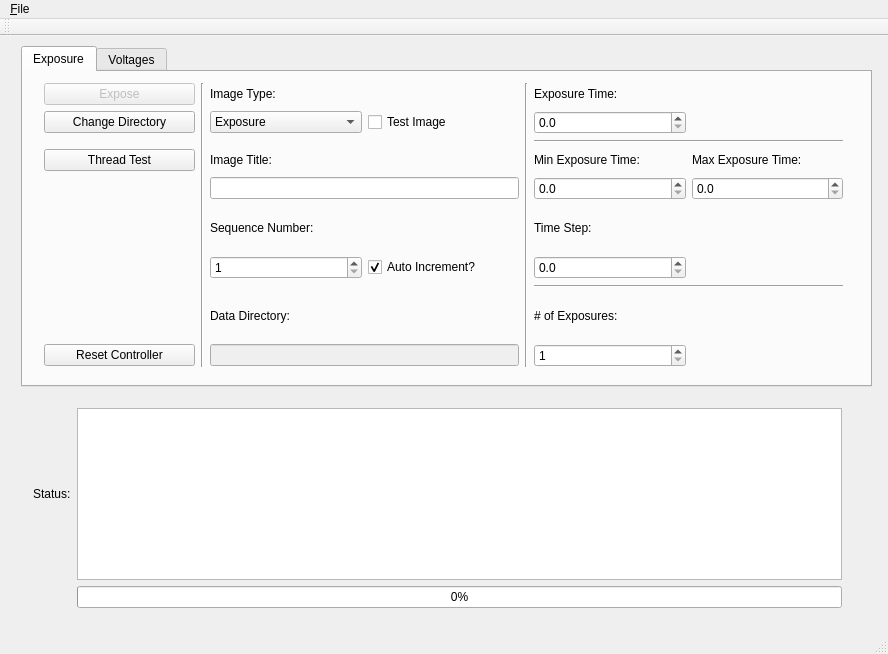
The window that ccdcontroller.ui (Snyder005/ccdcontroller) describes before a commit, drawn with Qt 5.
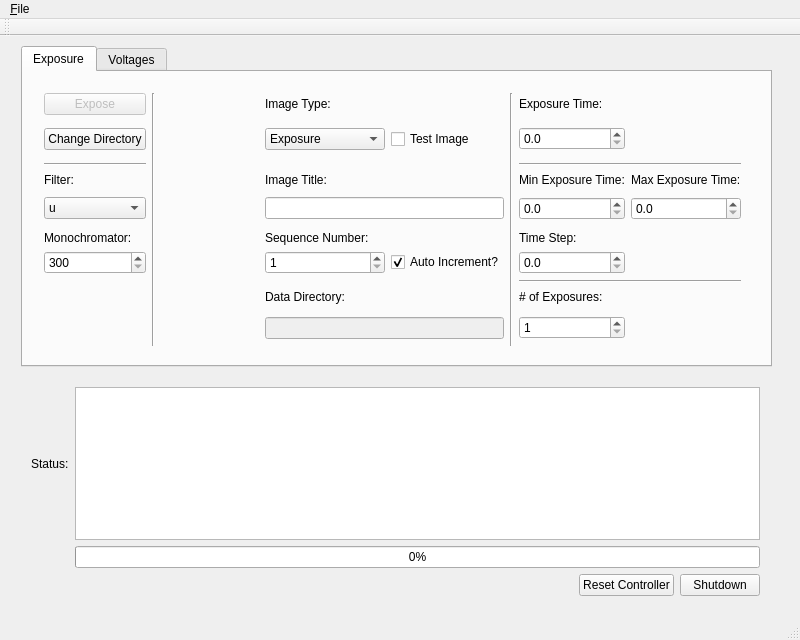
The same window after the commit.

Commit message: Updated GUI with filter options.

What changed in the file:
```diff
--- a/ccdcontroller.ui
+++ b/ccdcontroller.ui
@@ -6,8 +6,8 @@
    <rect>
     <x>0</x>
     <y>0</y>
-    <width>888</width>
-    <height>654</height>
+    <width>800</width>
+    <height>640</height>
    </rect>
   </property>
   <property name="windowTitle">
@@ -19,8 +19,8 @@
      <rect>
       <x>21</x>
       <y>10</y>
-      <width>851</width>
-      <height>341</height>
+      <width>751</width>
+      <height>321</height>
      </rect>
     </property>
     <property name="currentIndex">
@@ -34,39 +34,33 @@
       <property name="geometry">
        <rect>
         <x>10</x>
-        <y>0</y>
-        <width>821</width>
-        <height>306</height>
+        <y>10</y>
+        <width>719</width>
+        <height>275</height>
        </rect>
       </property>
       <layout class="QGridLayout" name="gridLayout">
-       <item row="1" column="5">
-        <widget class="QDoubleSpinBox" name="exptimeSpinBox">
+       <item row="10" column="3">
+        <widget class="QLabel" name="imfilenameLabel">
+         <property name="text">
+          <string>Data Directory:</string>
+         </property>
+        </widget>
+       </item>
+       <item row="11" column="3" rowspan="2" colspan="2">
+        <widget class="QLineEdit" name="imfilenameLineEdit">
          <property name="enabled">
-          <bool>true</bool>
-         </property>
-         <property name="readOnly">
           <bool>false</bool>
          </property>
-         <property name="decimals">
-          <number>1</number>
+         <property name="readOnly">
+          <bool>true</bool>
          </property>
-         <property name="maximum">
-          <double>100000.000000000000000</double>
-         </property>
-         <property name="singleStep">
-          <double>0.500000000000000</double>
-         </property>
         </widget>
        </item>
-       <item row="5" column="2">
-        <widget class="QLabel" name="imnumLabel">
-         <property name="text">
-          <string>Sequence Number:</string>
-         </property>
-        </widget>
+       <item row="5" column="3" rowspan="2" colspan="2">
+        <widget class="QLineEdit" name="imtitleLineEdit"/>
        </item>
-       <item row="1" column="2">
+       <item row="1" column="3" rowspan="2">
         <widget class="QComboBox" name="exptypeComboBox">
          <item>
           <property name="text">
@@ -110,77 +104,205 @@
          </item>
         </widget>
        </item>
-       <item row="3" column="5">
+       <item row="1" column="4" rowspan="2">
+        <widget class="QCheckBox" name="testimCheckBox">
+         <property name="text">
+          <string>Test Image</string>
+         </property>
+        </widget>
+       </item>
+       <item row="1" column="6" rowspan="2">
+        <widget class="QDoubleSpinBox" name="exptimeSpinBox">
+         <property name="enabled">
+          <bool>true</bool>
+         </property>
+         <property name="readOnly">
+          <bool>false</bool>
+         </property>
+         <property name="decimals">
+          <number>1</number>
+         </property>
+         <property name="maximum">
+          <double>100000.000000000000000</double>
+         </property>
+         <property name="singleStep">
+          <double>0.500000000000000</double>
+         </property>
+        </widget>
+       </item>
+       <item row="0" column="0">
+        <widget class="QPushButton" name="exposeButton">
+         <property name="enabled">
+          <bool>false</bool>
+         </property>
+         <property name="text">
+          <string>Expose</string>
+         </property>
+        </widget>
+       </item>
+       <item row="0" column="1" rowspan="13" colspan="2">
+        <widget class="Line" name="vline_1">
+         <property name="orientation">
+          <enum>Qt::Vertical</enum>
+         </property>
+        </widget>
+       </item>
+       <item row="0" column="3">
+        <widget class="QLabel" name="imtypeLabel">
+         <property name="text">
+          <string>Image Type:</string>
+         </property>
+        </widget>
+       </item>
+       <item row="0" column="5" rowspan="13">
+        <widget class="Line" name="vline_2">
+         <property name="orientation">
+          <enum>Qt::Vertical</enum>
+         </property>
+        </widget>
+       </item>
+       <item row="0" column="6">
+        <widget class="QLabel" name="exptimeLabel">
+         <property name="text">
+          <string>Exposure Time:</string>
+         </property>
+        </widget>
+       </item>
+       <item row="1" column="0" rowspan="2">
+        <widget class="QPushButton" name="directoryPushButton">
+         <property name="text">
+          <string>Change Directory</string>
+         </property>
+        </widget>
+       </item>
+       <item row="3" column="6" colspan="2">
+        <widget class="Line" name="hline_1">
+         <property name="orientation">
+          <enum>Qt::Horizontal</enum>
+         </property>
+        </widget>
+       </item>
+       <item row="4" column="0">
+        <widget class="QLabel" name="filterLabel">
+         <property name="text">
+          <string>Filter:</string>
+         </property>
+        </widget>
+       </item>
+       <item row="4" column="3">
+        <widget class="QLabel" name="imtitleLabel">
+         <property name="text">
+          <string>Image Title:</string>
+         </property>
+        </widget>
+       </item>
+       <item row="4" column="6">
         <widget class="QLabel" name="minexpLabel">
          <property name="text">
           <string>Min Exposure Time:</string>
          </property>
         </widget>
        </item>
-       <item row="3" column="6">
+       <item row="4" column="7">
         <widget class="QLabel" name="maxexpLabel">
          <property name="text">
           <string>Max Exposure Time:</string>
          </property>
         </widget>
        </item>
-       <item row="0" column="5">
-        <widget class="QLabel" name="exptimeLabel">
-         <property name="text">
-          <string>Exposure Time:</string>
-         </property>
-        </widget>
-       </item>
-       <item row="4" column="5">
+       <item row="5" column="6" rowspan="2">
         <widget class="QDoubleSpinBox" name="minexpSpinBox">
          <property name="decimals">
           <number>1</number>
          </property>
         </widget>
        </item>
-       <item row="5" column="5">
+       <item row="5" column="7" rowspan="2">
+        <widget class="QDoubleSpinBox" name="maxexpSpinBox">
+         <property name="decimals">
+          <number>1</number>
+         </property>
+        </widget>
+       </item>
+       <item row="5" column="0" rowspan="2">
+        <widget class="QComboBox" name="comboBox">
+         <item>
+          <property name="text">
+           <string>u</string>
+          </property>
+         </item>
+         <item>
+          <property name="text">
+           <string>g</string>
+          </property>
+         </item>
+         <item>
+          <property name="text">
+           <string>r</string>
+          </property>
+         </item>
+         <item>
+          <property name="text">
+           <string>i</string>
+          </property>
+         </item>
+         <item>
+          <property name="text">
+           <string>z</string>
+          </property>
+         </item>
+         <item>
+          <property name="text">
+           <string>y</string>
+          </property>
+         </item>
+        </widget>
+       </item>
+       <item row="7" column="0">
+        <widget class="QLabel" name="monoLabel">
+         <property name="text">
+          <string>Monochromator:</string>
+         </property>
+        </widget>
+       </item>
+       <item row="7" column="3">
+        <widget class="QLabel" name="imnumLabel">
+         <property name="text">
+          <string>Sequence Number:</string>
+         </property>
+        </widget>
+       </item>
+       <item row="7" column="6">
         <widget class="QLabel" name="tstepLabel">
          <property name="text">
           <string>Time Step:</string>
          </property>
         </widget>
        </item>
-       <item row="1" column="3">
-        <widget class="QCheckBox" name="testimCheckBox">
-         <property name="text">
-          <string>Test Image</string>
+       <item row="8" column="0">
+        <widget class="QSpinBox" name="spinBox">
+         <property name="minimum">
+          <number>300</number>
          </property>
-        </widget>
-       </item>
-       <item row="9" column="0">
-        <widget class="QPushButton" name="resetButton">
-         <property name="text">
-          <string>Reset Controller</string>
+         <property name="maximum">
+          <number>1000</number>
          </property>
-        </widget>
-       </item>
-       <item row="8" column="2">
-        <widget class="QLabel" name="imfilenameLabel">
-         <property name="text">
-          <string>Data Directory:</string>
+         <property name="singleStep">
+          <number>5</number>
          </property>
         </widget>
        </item>
-       <item row="8" column="5">
-        <widget class="QLabel" name="imstackLabel">
-         <property name="text">
-          <string># of Exposures:</string>
+       <item row="8" column="3">
+        <widget class="QSpinBox" name="imnumSpinBox">
+         <property name="minimum">
+          <number>1</number>
          </property>
-        </widget>
-       </item>
-       <item row="0" column="1" rowspan="10">
-        <widget class="Line" name="vline_1">
-         <property name="orientation">
-          <enum>Qt::Vertical</enum>
+         <property name="maximum">
+          <number>999</number>
          </property>
         </widget>
        </item>
-       <item row="6" column="3">
+       <item row="8" column="4">
         <widget class="QCheckBox" name="autoincCheckBox">
          <property name="text">
           <string>Auto Increment?</string>
@@ -190,109 +312,41 @@
          </property>
         </widget>
        </item>
-       <item row="6" column="5">
+       <item row="8" column="6">
         <widget class="QDoubleSpinBox" name="tstepSpinBox">
          <property name="decimals">
           <number>1</number>
          </property>
         </widget>
        </item>
-       <item row="0" column="0">
-        <widget class="QPushButton" name="exposeButton">
-         <property name="enabled">
-          <bool>false</bool>
-         </property>
-         <property name="text">
-          <string>Expose</string>
-         </property>
-        </widget>
-       </item>
-       <item row="2" column="5" colspan="2">
-        <widget class="Line" name="hline_1">
-         <property name="orientation">
-          <enum>Qt::Horizontal</enum>
-         </property>
-        </widget>
-       </item>
-       <item row="4" column="6">
-        <widget class="QDoubleSpinBox" name="maxexpSpinBox">
-         <property name="decimals">
-          <number>1</number>
-         </property>
-        </widget>
-       </item>
-       <item row="6" column="2">
-        <widget class="QSpinBox" name="imnumSpinBox">
-         <property name="minimum">
-          <number>1</number>
-         </property>
-         <property name="maximum">
-          <number>999</number>
-         </property>
-        </widget>
-       </item>
-       <item row="9" column="5">
-        <widget class="QSpinBox" name="imstackSpinBox">
-         <property name="minimum">
-          <number>1</number>
-         </property>
-         <property name="maximum">
-          <number>999</number>
-         </property>
-        </widget>
-       </item>
-       <item row="0" column="2">
-        <widget class="QLabel" name="imtypeLabel">
-         <property name="text">
-          <string>Image Type:</string>
-         </property>
-        </widget>
-       </item>
-       <item row="3" column="2">
-        <widget class="QLabel" name="imtitleLabel">
-         <property name="text">
-          <string>Image Title:</string>
-         </property>
-        </widget>
-       </item>
-       <item row="7" column="5" colspan="2">
+       <item row="9" column="6" colspan="2">
         <widget class="Line" name="hline_2">
          <property name="orientation">
           <enum>Qt::Horizontal</enum>
          </property>
         </widget>
        </item>
-       <item row="0" column="4" rowspan="10">
-        <widget class="Line" name="vline_2">
-         <property name="orientation">
-          <enum>Qt::Vertical</enum>
+       <item row="10" column="6">
+        <widget class="QLabel" name="imstackLabel">
+         <property name="text">
+          <string># of Exposures:</string>
          </property>
         </widget>
        </item>
-       <item row="4" column="2" colspan="2">
-        <widget class="QLineEdit" name="imtitleLineEdit"/>
-       </item>
-       <item row="9" column="2" colspan="2">
-        <widget class="QLineEdit" name="imfilenameLineEdit">
-         <property name="enabled">
-          <bool>false</bool>
+       <item row="11" column="6" rowspan="2">
+        <widget class="QSpinBox" name="imstackSpinBox">
+         <property name="minimum">
+          <number>1</number>
          </property>
-         <property name="readOnly">
-          <bool>true</bool>
+         <property name="maximum">
+          <number>999</number>
          </property>
         </widget>
        </item>
        <item row="3" column="0">
-        <widget class="QPushButton" name="pushButton">
-         <property name="text">
-          <string>Thread Test</string>
-         </property>
-        </widget>
-       </item>
-       <item row="1" column="0">
-        <widget class="QPushButton" name="directoryPushButton">
-         <property name="text">
-          <string>Change Directory</string>
+        <widget class="Line" name="line">
+         <property name="orientation">
+          <enum>Qt::Horizontal</enum>
          </property>
         </widget>
        </item>
@@ -601,10 +655,10 @@
    <widget class="QWidget" name="layoutWidget">
     <property name="geometry">
      <rect>
-      <x>22</x>
-      <y>361</y>
-      <width>831</width>
-      <height>222</height>
+      <x>20</x>
+      <y>340</y>
+      <width>751</width>
+      <height>231</height>
      </rect>
     </property>
     <layout class="QGridLayout" name="gridLayout_3">
@@ -615,20 +669,47 @@
        </property>
       </widget>
      </item>
-     <item row="0" column="1">
+     <item row="0" column="1" colspan="3">
       <widget class="QTextEdit" name="statusEdit">
        <property name="readOnly">
         <bool>true</bool>
        </property>
       </widget>
      </item>
-     <item row="1" column="1">
+     <item row="1" column="1" colspan="3">
       <widget class="QProgressBar" name="progressBar">
        <property name="value">
         <number>0</number>
        </property>
       </widget>
      </item>
+     <item row="2" column="1">
+      <spacer name="horizontalSpacer">
+       <property name="orientation">
+        <enum>Qt::Horizontal</enum>
+       </property>
+       <property name="sizeHint" stdset="0">
+        <size>
+         <width>438</width>
+         <height>20</height>
+        </size>
+       </property>
+      </spacer>
+     </item>
+     <item row="2" column="2">
+      <widget class="QPushButton" name="resetButton">
+       <property name="text">
+        <string>Reset Controller</string>
+       </property>
+      </widget>
+     </item>
+     <item row="2" column="3">
+      <widget class="QPushButton" name="shutdownButton">
+       <property name="text">
+        <string>Shutdown</string>
+       </property>
+      </widget>
+     </item>
     </layout>
    </widget>
   </widget>
@@ -637,7 +718,7 @@
     <rect>
      <x>0</x>
      <y>0</y>
-     <width>888</width>
+     <width>800</width>
      <height>22</height>
     </rect>
    </property>
```
Left out of the diff: 4 changed lines with no effect on the pictures. The commit also changes 7 other files.
